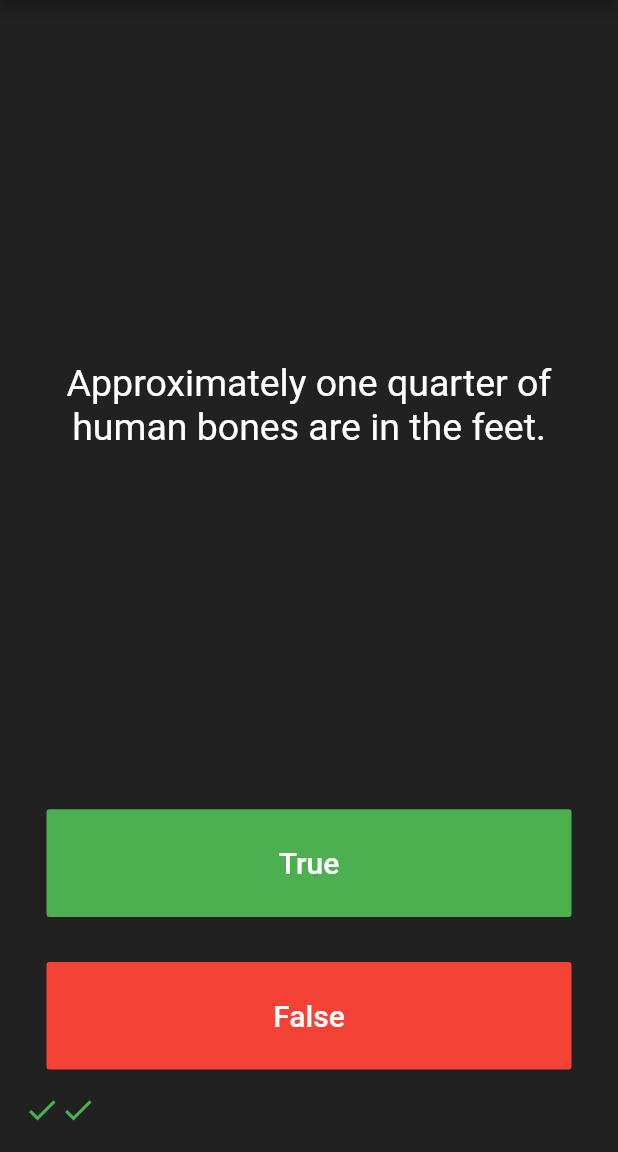
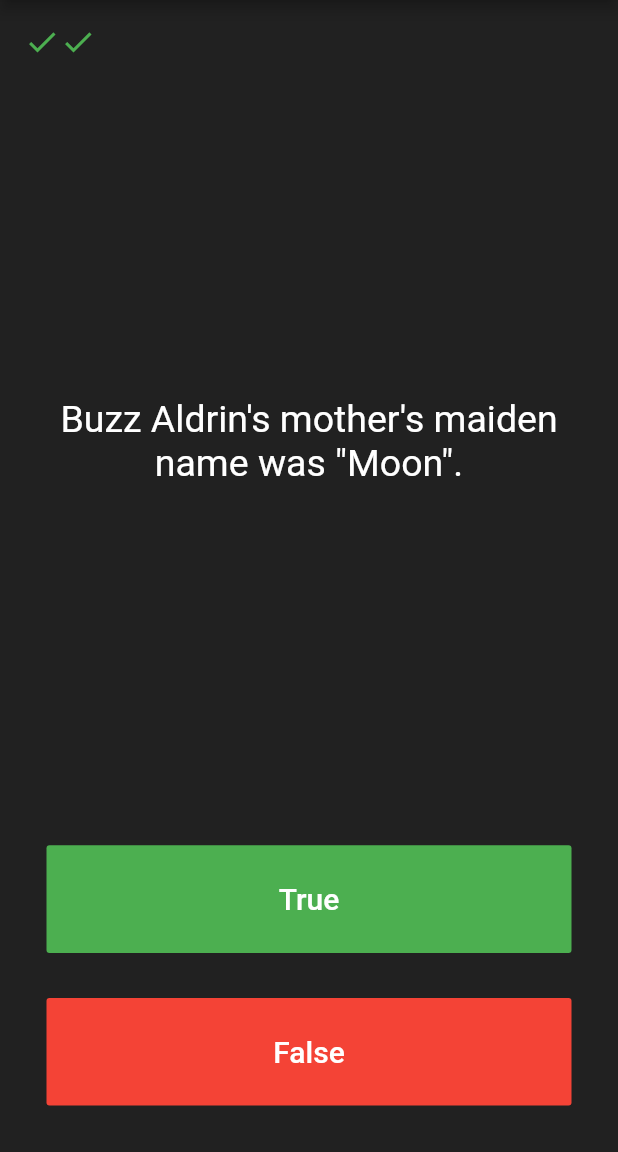
Before and after one commit to tyagihardik42/quizzler, a Flutter app: the screen it shows after launch, after a tap on "True", after a tap on "False", on a phone screen of 412 x 824 dp, the part 84-1236 px from its top. Run offline on Flutter 3.47's test engine with Material 2 defaults, Android fonts, the phone set to English and light mode, and no system bars; our stand-ins replace rflutter_alert.

Commit message:
Add scorekeeper, alertbox, reset feature

```diff
--- a/lib/main.dart
+++ b/lib/main.dart
@@ -1,4 +1,5 @@
 import 'package:flutter/material.dart';
+import 'package:rflutter_alert/rflutter_alert.dart';
 import 'quiz_brain.dart';
 
 QuizBrain quizBrain = QuizBrain();
@@ -38,7 +39,66 @@ class QuizPage extends StatefulWidget {
 }
 
 class _QuizPageState extends State<QuizPage> {
+  int score = 0;
   List<Icon> scoreKeeper = [];
+
+  void showAlert() {
+    Alert(
+      context: context,
+      type: AlertType.none,
+      style: AlertStyle(
+        backgroundColor: Colors.black,
+        animationType: AnimationType.grow,
+        titleStyle: TextStyle(
+          color: Colors.white,
+        ),
+        descStyle: TextStyle(
+          color: Colors.white,
+        ),
+      ),
+      title: "Bingo!",
+      desc: "You have reached the end of quiz.\n Your score: $score / ${quizBrain.getLengthOfQuestions()}",
+      buttons: [
+        DialogButton(
+          child: Text(
+            "Reset Quiz",
+            style: TextStyle(color: Colors.white, fontSize: 20),
+          ),
+          onPressed: () {
+            setState(() {
+              quizBrain.resetQuestions();
+              scoreKeeper.clear();
+              score = 0;
+              Navigator.pop(context);
+            });
+          },
+          width: 120,
+        )
+      ],
+    ).show();
+  }
+
+  void checkAnswer(bool userAnswer) {
+    setState(() {
+      if (quizBrain.getCorrectAnswer() == userAnswer) {
+        score++;
+        scoreKeeper.add(Icon(
+          Icons.check,
+          color: Colors.green,
+        ));
+      } else {
+        scoreKeeper.add(Icon(
+          Icons.close,
+          color: Colors.red,
+        ));
+      }
+      if (quizBrain.questionsExhausted() == false) {
+        quizBrain.nextQuestion();
+      } else {
+        showAlert();
+      }
+    });
+  }
 
   @override
   Widget build(BuildContext context) {
@@ -46,6 +106,9 @@ class _QuizPageState extends State<QuizPage> {
       child: Column(
         crossAxisAlignment: CrossAxisAlignment.stretch,
         children: [
+          Row(
+            children: scoreKeeper,
+          ),
           Expanded(
             flex: 5,
             child: Padding(
@@ -67,20 +130,7 @@ class _QuizPageState extends State<QuizPage> {
               padding: const EdgeInsets.all(15.0),
               child: FlatButton(
                 onPressed: () {
-                  if (quizBrain.getCorrectAnswer() == true) {
-                    scoreKeeper.add(Icon(
-                      Icons.check,
-                      color: Colors.green,
-                    ));
-                  } else {
-                    scoreKeeper.add(Icon(
-                      Icons.close,
-                      color: Colors.red,
-                    ));
-                  }
-                  setState(() {
-                    quizBrain.nextQuestion();
-                  });
+                  checkAnswer(true);
                 },
                 color: Colors.green,
                 child: Text(
@@ -98,20 +148,7 @@ class _QuizPageState extends State<QuizPage> {
               padding: const EdgeInsets.all(15.0),
               child: FlatButton(
                 onPressed: () {
-                  if (quizBrain.getCorrectAnswer() == false) {
-                    scoreKeeper.add(Icon(
-                      Icons.check,
-                      color: Colors.green,
-                    ));
-                  } else {
-                    scoreKeeper.add(Icon(
-                      Icons.close,
-                      color: Colors.red,
-                    ));
-                  }
-                  setState(() {
-                    quizBrain.nextQuestion();
-                  });
+                  checkAnswer(false);
                 },
                 color: Colors.red,
                 child: Text(
@@ -124,9 +161,7 @@ class _QuizPageState extends State<QuizPage> {
               ),
             ),
           ),
-          Row(
-            children: scoreKeeper,
-          )
+
         ],
       ),
     );
--- a/lib/quiz_brain.dart
+++ b/lib/quiz_brain.dart
@@ -1,6 +1,10 @@
 import 'question.dart';
 
 class QuizBrain {
+  QuizBrain() {
+    _questionBank.shuffle();
+  }
+
   int _questionNumber = 0;
   List<Question> _questionBank = [
     Question('Some cats are actually allergic to humans', true),
@@ -9,14 +13,30 @@ class QuizBrain {
     Question('A slug\'s blood is green.', true),
     Question('Buzz Aldrin\'s mother\'s maiden name was \"Moon\".', true),
     Question('It is illegal to pee in the Ocean in Portugal.', true),
-    Question('No piece of square dry paper can be folded in half more than 7 times.', false),
-    Question('In London, UK, if you happen to die in the House of Parliament, you are technically entitled to a state funeral, because the building is considered too sacred a place.', true),
-    Question('The loudest sound produced by any animal is 188 decibels. That animal is the African Elephant.', false),
-    Question('The total surface area of two human lungs is approximately 70 square metres.', true),
+    Question(
+        'No piece of square dry paper can be folded in half more than 7 times.',
+        false),
+    Question(
+        'In London, UK, if you happen to die in the House of Parliament, you are technically entitled to a state funeral, because the building is considered too sacred a place.',
+        true),
+    Question(
+        'The loudest sound produced by any animal is 188 decibels. That animal is the African Elephant.',
+        false),
+    Question(
+        'The total surface area of two human lungs is approximately 70 square metres.',
+        true),
     Question('Google was originally called \"Backrub\".', true),
-    Question('Chocolate affects a dog\'s heart and nervous system; a few ounces are enough to kill a small dog.', true),
-    Question('In West Virginia, USA, if you accidentally hit an animal with your car, you are free to take it home to eat.', true),
+    Question(
+        'Chocolate affects a dog\'s heart and nervous system; a few ounces are enough to kill a small dog.',
+        true),
+    Question(
+        'In West Virginia, USA, if you accidentally hit an animal with your car, you are free to take it home to eat.',
+        true),
   ];
+
+  int getLengthOfQuestions() {
+    return _questionBank.length;
+  }
 
   String getQuestionText() {
     return _questionBank[_questionNumber].questionText;
@@ -26,9 +46,20 @@ class QuizBrain {
     return _questionBank[_questionNumber].questionAnswer;
   }
 
-void nextQuestion() {
-    if(_questionNumber < _questionBank.length -1){
-      _questionNumber++;
+  void nextQuestion() {
+    _questionNumber++;
+  }
+
+  bool questionsExhausted() {
+    if (_questionNumber < _questionBank.length - 1) {
+      return false;
+    } else {
+      return true;
     }
+  }
+
+  void resetQuestions() {
+    _questionNumber = 0;
+    _questionBank.shuffle();
+  }
 }
-}
--- a/pubspec.yaml
+++ b/pubspec.yaml
@@ -28,6 +28,7 @@ dependencies:
   # The following adds the Cupertino Icons font to your application.
   # Use with the CupertinoIcons class for iOS style icons.
   cupertino_icons: ^0.1.3
+  rflutter_alert: ^1.0.8
 
 dev_dependencies:
   flutter_test:
```
Also changed, not shown: pubspec.lock.
